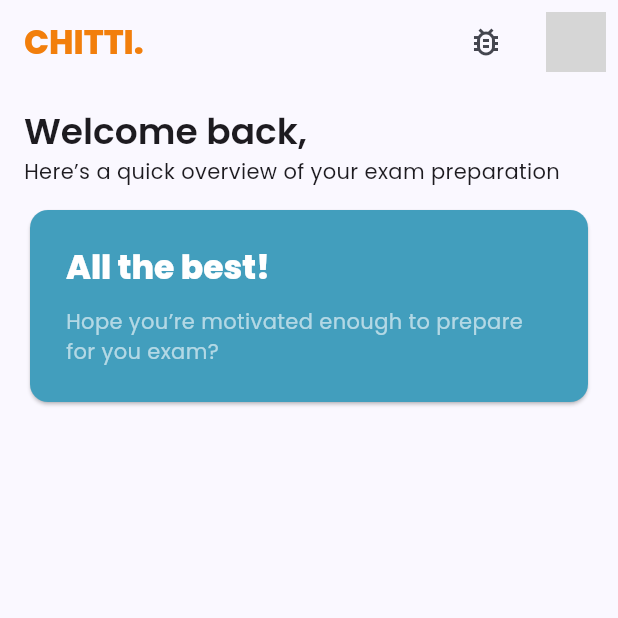
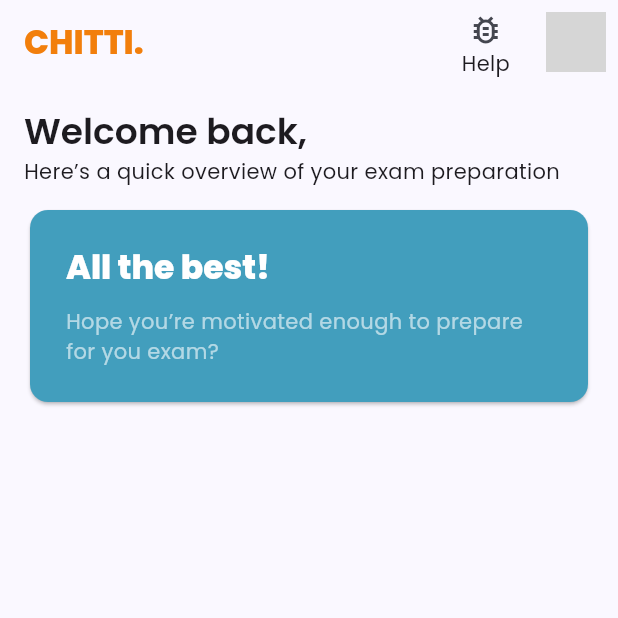
Before and after one commit to TheAnanta/chitti-app, a Flutter app: the MyHomePage screen opened directly with empty values, on a phone screen of 412 x 824 dp, the top half of it. Run offline on Flutter 3.47's test engine with Material 3 defaults, Android fonts, the phone set to English and light mode, and no system bars; our stand-ins replace device_info_plus, firebase_auth, firebase_core, firebase_messaging, flutter_svg, google_fonts and 3 more; missing offline and left inert: flutter_inappwebview, fvp, no_screenshot, pdfrx, razorpay_flutter; accounts and stored records are empty; network calls fail; grey boxes are pictures that could not be loaded.

```diff
--- a/lib/home_page.dart
+++ b/lib/home_page.dart
@@ -64,7 +64,10 @@ class _MyHomePageState extends State<MyHomePage> with TickerProviderStateMixin {
                   );
                   launchUrl(Uri.parse("mailto:scorewithchitti@gmail.com"));
                 },
-                icon: Icon(Icons.bug_report_outlined),
+                icon: Column(
+                  mainAxisSize: MainAxisSize.min,
+                  children: [Icon(Icons.bug_report_outlined), Text("Help")],
+                ),
               ),
               SizedBox(width: 8),
               IconButton(
```
Also changed, not shown: pubspec.lock, 4 other files.
